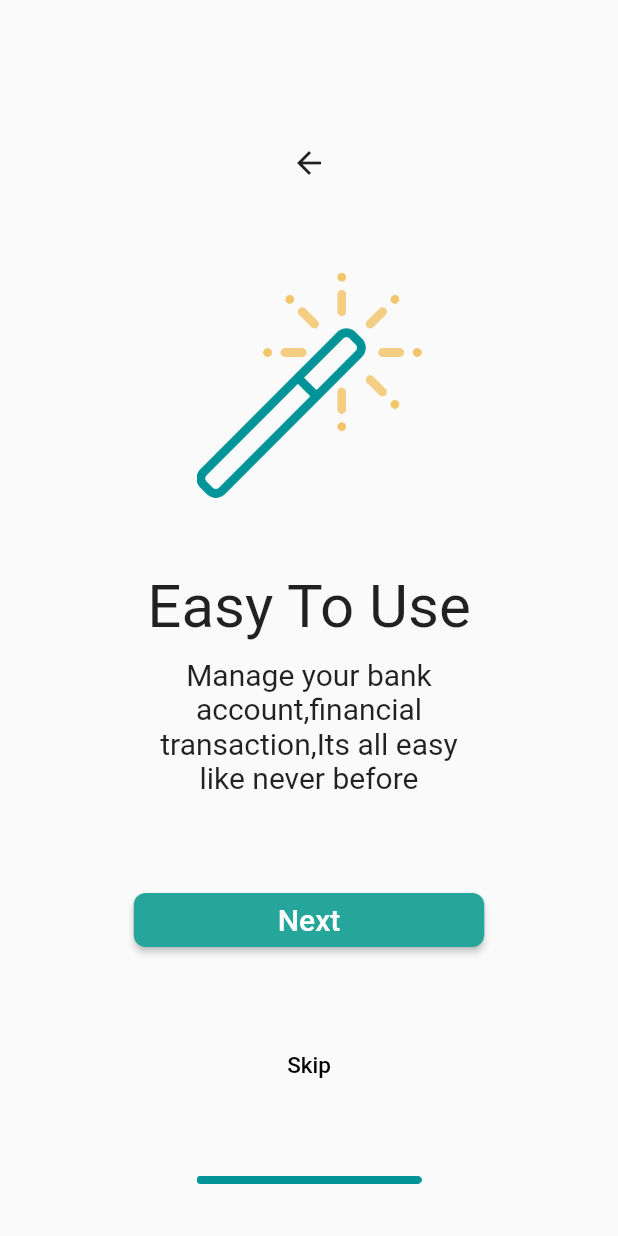
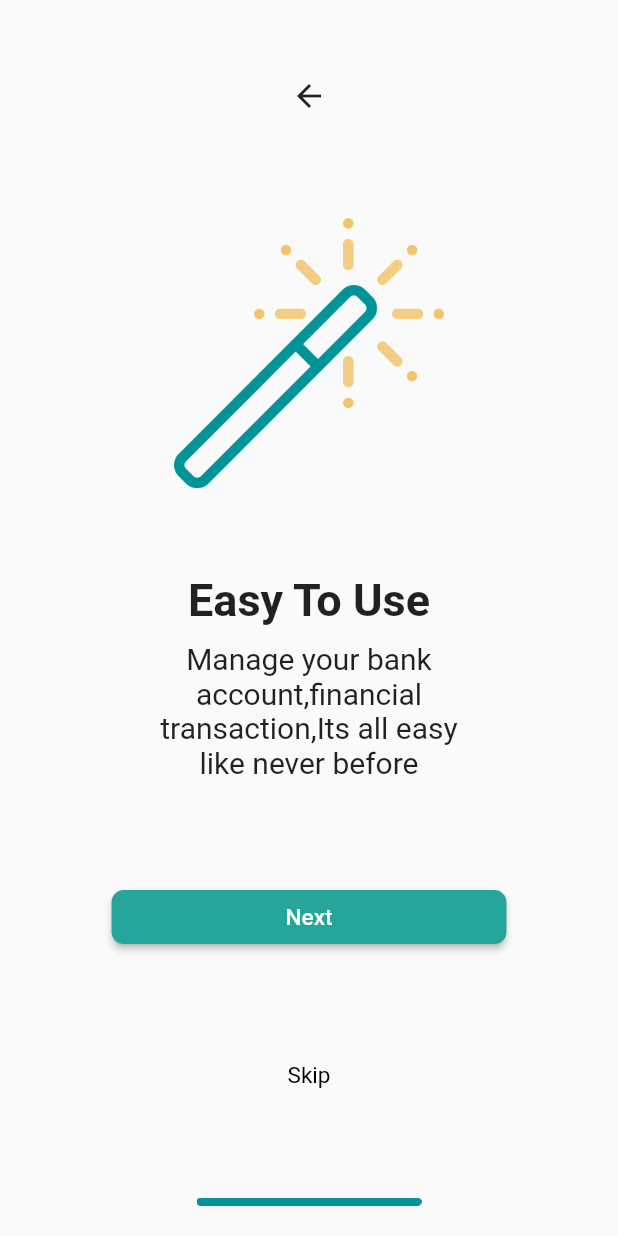
Before and after one commit to shivani-kerai/Surprisement-UI, a Flutter app: the screen it shows after launch, after a tap on "Next", on a phone screen of 412 x 824 dp. Run offline on Flutter 3.47's test engine with Material 2 defaults, Android fonts, the phone set to English and light mode, and no system bars.

Commit message:
commit on 'master'

```diff
--- a/lib/ui/IntroScreen1.dart
+++ b/lib/ui/IntroScreen1.dart
@@ -1,5 +1,6 @@
 import 'package:Surprisement/ui/IntroScreen2.dart';
 import 'package:Surprisement/ui/IntroScreen4.dart';
+import 'package:Surprisement/ui/SplashScreen.dart';
 import 'package:flutter/material.dart';
 
 class Intro1 extends StatefulWidget {
@@ -13,27 +14,34 @@ class _Intro1State extends State<Intro1> {
     return Scaffold(
       resizeToAvoidBottomPadding: true,
       body: Padding(
-        padding: const EdgeInsets.all(10.0),
+        padding: const EdgeInsets.fromLTRB(20.0, 60.0, 20.0, 20.0),
         child: Column(
           crossAxisAlignment: CrossAxisAlignment.center,
-          mainAxisAlignment: MainAxisAlignment.spaceAround,
+          mainAxisAlignment: MainAxisAlignment.spaceBetween,
+          mainAxisSize: MainAxisSize.max,
           children: [
+            Center(
+              child: BackButton(onPressed: () {
+                Navigator.push(
+                    context, MaterialPageRoute(builder: (context) => Splash()));
+              }),
+            ),
             Center(
                 child: Image.asset(
               "assets/Calendar.png",
-              width: 150.0,
+              width: 180.0,
             )),
             Column(
               children: [
                 Center(
                   child: Text(
                     "Fast & Secure",
-                    style: TextStyle(fontSize: 40.0),
+                    style:
+                        TextStyle(fontSize: 30.0, fontWeight: FontWeight.bold),
                   ),
                 ),
                 Padding(
-                  padding: const EdgeInsets.only(
-                      left: 80.0, right: 80.0, top: 10.0, bottom: 10.0),
+                  padding: const EdgeInsets.fromLTRB(80.0, 10.0, 80.0, 10.0),
                   child: Center(
                     child: Text(
                       "Don't worry about 3rd party hacks,It's Fast and secure",
@@ -52,11 +60,15 @@ class _Intro1State extends State<Intro1> {
                   },
                   color: Colors.teal.shade400,
                   shape: RoundedRectangleBorder(
-                      borderRadius: BorderRadius.circular(8.0)),
+                    borderRadius: BorderRadius.circular(8.0),
+                  ),
                   child: Padding(
-                    padding: const EdgeInsets.only(left: 80.0, right: 80.0),
+                    padding: const EdgeInsets.only(left: 100.0, right: 100.0),
                     child: Text("Next",
-                        style: TextStyle(fontSize: 20.0, color: Colors.white)),
+                        style: TextStyle(
+                          fontSize: 15.0,
+                          color: Colors.white,
+                        )),
                   )),
             ),
             Center(
@@ -67,7 +79,10 @@ class _Intro1State extends State<Intro1> {
               },
               child: Text(
                 "Skip",
-                style: TextStyle(fontSize: 15, color: Colors.black),
+                style: TextStyle(
+                    fontSize: 15,
+                    color: Colors.black,
+                    fontWeight: FontWeight.w400),
               ),
             )),
             Center(
--- a/lib/ui/IntroScreen2.dart
+++ b/lib/ui/IntroScreen2.dart
@@ -14,36 +14,34 @@ class _Intro2State extends State<Intro2> {
     return Scaffold(
       resizeToAvoidBottomPadding: true,
       body: Padding(
-        padding: const EdgeInsets.all(10.0),
+        padding: const EdgeInsets.fromLTRB(20.0, 40.0, 20.0, 20.0),
         child: Column(
           crossAxisAlignment: CrossAxisAlignment.center,
-          mainAxisAlignment: MainAxisAlignment.spaceAround,
+          mainAxisAlignment: MainAxisAlignment.spaceBetween,
+          mainAxisSize: MainAxisSize.max,
           children: [
-            Padding(
-              padding: const EdgeInsets.only(top: 50.0),
-              child: Center(
-                child: BackButton(onPressed: () {
-                  Navigator.push(context,
-                      MaterialPageRoute(builder: (context) => Intro1()));
-                }),
-              ),
+            Center(
+              child: BackButton(onPressed: () {
+                Navigator.push(
+                    context, MaterialPageRoute(builder: (context) => Intro1()));
+              }),
             ),
             Center(
                 child: Image.asset(
               "assets/Group 32.png",
-              width: 150.0,
+              width: 180.0,
             )),
             Column(
               children: [
                 Center(
                   child: Text(
                     "Easy To Use",
-                    style: TextStyle(fontSize: 40.0),
+                    style:
+                        TextStyle(fontSize: 30.0, fontWeight: FontWeight.bold),
                   ),
                 ),
                 Padding(
-                  padding: const EdgeInsets.only(
-                      left: 80.0, right: 80.0, top: 10.0, bottom: 10.0),
+                  padding: const EdgeInsets.fromLTRB(80.0, 10.0, 80.0, 10.0),
                   child: Center(
                     child: Text(
                       "Manage your bank account,financial transaction,Its all easy like never before",
@@ -64,9 +62,12 @@ class _Intro2State extends State<Intro2> {
                   shape: RoundedRectangleBorder(
                       borderRadius: BorderRadius.circular(8.0)),
                   child: Padding(
-                    padding: const EdgeInsets.only(left: 80.0, right: 80.0),
+                    padding: const EdgeInsets.only(left: 100.0, right: 100.0),
                     child: Text("Next",
-                        style: TextStyle(fontSize: 20.0, color: Colors.white)),
+                        style: TextStyle(
+                          fontSize: 15.0,
+                          color: Colors.white,
+                        )),
                   )),
             ),
             Center(
@@ -77,7 +78,10 @@ class _Intro2State extends State<Intro2> {
               },
               child: Text(
                 "Skip",
-                style: TextStyle(fontSize: 15, color: Colors.black),
+                style: TextStyle(
+                    fontSize: 15,
+                    color: Colors.black,
+                    fontWeight: FontWeight.w400),
               ),
             )),
             Center(
```
Also changed, not shown: lib/ui/IntroScreen3.dart (+21 -17 lines), lib/ui/IntroScreen4.dart (+18 -14 lines).
